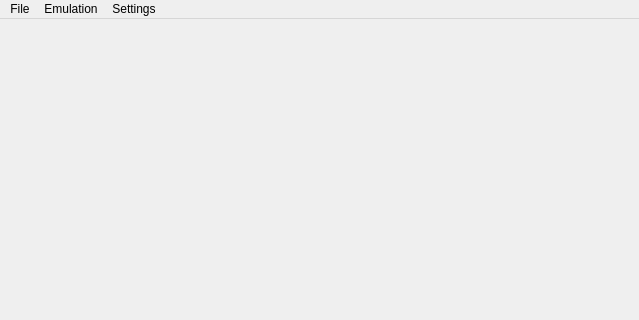
The window that Src/Qt/MainWindow.ui (UltimaOmega474/BigComBoy) describes before a commit, drawn with Qt 5; both pictures show x 0 to 639 and y 0 to 320 of the 639 by 480 pixel window.
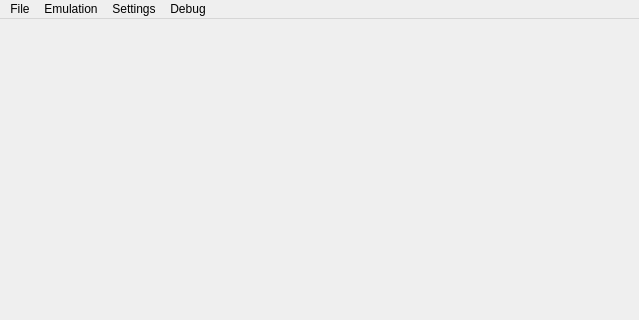
The same window after the commit.

The edit to the form file:
```diff
--- a/Src/Qt/MainWindow.ui
+++ b/Src/Qt/MainWindow.ui
@@ -20,7 +20,7 @@
      <x>0</x>
      <y>0</y>
      <width>639</width>
-     <height>22</height>
+     <height>24</height>
     </rect>
    </property>
    <widget class="QMenu" name="menuFile">
@@ -55,9 +55,18 @@
     <addaction name="actionAudio"/>
     <addaction name="actionInput"/>
    </widget>
+   <widget class="QMenu" name="menuDebug">
+    <property name="title">
+     <string>Debug</string>
+    </property>
+    <addaction name="actionDisassembler"/>
+    <addaction name="actionRegisterViewer"/>
+    <addaction name="actionMemoryViewer"/>
+   </widget>
    <addaction name="menuFile"/>
    <addaction name="menuEmulation"/>
    <addaction name="menuSettings"/>
+   <addaction name="menuDebug"/>
   </widget>
   <widget class="QStatusBar" name="statusbar"/>
   <action name="actionLoad">
```
Left out of the diff: 15 changed lines with no effect on the pictures.
